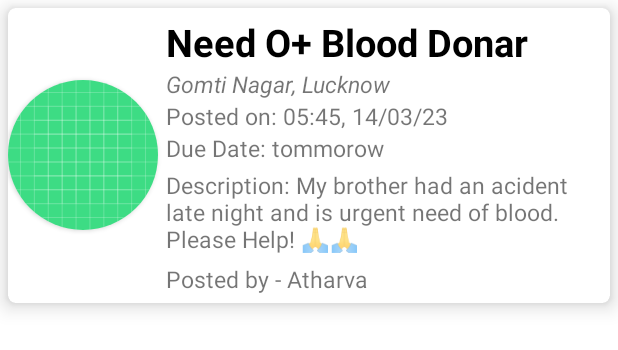
After one commit to AndroidLord/BloodLink, an Android app: the layout patient_recycler_item.xml on its own in the app's theme, with its tools: preview values and no code run, on a phone screen of 412 x 824 dp. The commit adds this screen. Shown: the top 350 px of the screen. Run offline under Robolectric (Android 15) with nearby library versions, the phone set to English and light mode, and no system bars.

Commit message:
adding Recycler View with dummy data

```diff
--- a/app/src/main/java/com/example/bloodlink/CreateActivity.java
+++ b/app/src/main/java/com/example/bloodlink/CreateActivity.java
@@ -126,7 +126,7 @@ public class CreateActivity extends AppCompatActivity {
                                                     userModel.setUserName(task.getResult().getString("userName"));
                                                     userModel.setEmailId(task.getResult().getString("userEmail"));
 
-                                                    //startActivity(new Intent(CreateActivity.this,LoginActivity.class));
+                                                    startActivity(new Intent(CreateActivity.this,MainActivity.class));
 
                                                 }
                                             }
--- /dev/null
+++ b/app/src/main/res/layout/patient_recycler_item.xml
@@ -0,0 +1,96 @@
+<?xml version="1.0" encoding="utf-8"?>
+<androidx.cardview.widget.CardView xmlns:android="http://schemas.android.com/apk/res/android"
+    android:layout_width="match_parent"
+    android:layout_height="wrap_content"
+    android:layout_margin="5dp"
+    app:cardElevation="8dp"
+    app:cardCornerRadius="5dp"
+    xmlns:app="http://schemas.android.com/apk/res-auto">
+
+    <LinearLayout
+            android:layout_width="match_parent"
+            android:layout_height="wrap_content">
+
+            <androidx.cardview.widget.CardView
+                android:layout_width="wrap_content"
+                android:layout_height="wrap_content"
+                android:layout_gravity="center"
+                app:cardCornerRadius="50dp">
+
+                <ImageView
+                    android:id="@+id/imageView_item"
+                    android:layout_width="100dp"
+                    android:layout_height="100dp"
+                    android:background="@drawable/ic_launcher_background"
+                    android:contentDescription="Image profile"
+                    />
+
+            </androidx.cardview.widget.CardView>
+
+            <LinearLayout
+                android:layout_width="match_parent"
+                android:layout_height="wrap_content"
+                android:layout_margin="5dp"
+                android:orientation="vertical">
+
+                <TextView
+                    android:id="@+id/patient_title_item"
+                    android:layout_width="match_parent"
+                    android:layout_height="wrap_content"
+                    android:text="Need O+ Blood Donar"
+                    android:textSize="25dp"
+                    android:textStyle="bold"
+                    android:textColor="@color/black"/>
+
+                <TextView
+                    android:id="@+id/location_item"
+                    android:layout_width="match_parent"
+                    android:layout_height="wrap_content"
+                    android:text="Gomti Nagar, Lucknow"
+                    android:textSize="15sp"
+                    android:textStyle="italic"
+                    />
+                <TextView
+                    android:id="@+id/postedOn_item"
+                    android:layout_width="match_parent"
+                    android:layout_height="wrap_content"
+                    android:text="Posted on: 05:45, 14/03/23"
+                    android:textSize="15sp"
+                    />
+
+                <TextView
+                    android:id="@+id/dueTime_item"
+                    android:layout_width="match_parent"
+                    android:layout_height="wrap_content"
+                    android:text="Due Date: tommorow"
+                    android:textSize="15sp"
+                    />
+                <TextView
+                    android:layout_marginTop="3dp"
+                    android:id="@+id/description_item"
+                    android:layout_width="match_parent"
+                    android:layout_height="wrap_content"
+                    android:text="Description: My brother had an acident late night and is urgent need of blood. Please Help! 🙏🙏"
+                    android:maxLines="3"
+                    android:textSize="15sp"
+                    />
+
+                <TextView
+                    android:id="@+id/author_item"
+                    android:layout_marginTop="5dp"
+                    android:layout_width="match_parent"
+                    android:layout_height="wrap_content"
+                    android:text="Posted by - Atharva"
+                    android:textSize="15sp"
+                    android:textStyle="normal"
+                    />
+
+            </LinearLayout>
+
+
+
+
+
+        </LinearLayout>
+
+</androidx.cardview.widget.CardView>
--- a/app/src/main/res/values/colors.xml
+++ b/app/src/main/res/values/colors.xml
@@ -1,6 +1,7 @@
 <?xml version="1.0" encoding="utf-8"?>
 <resources>
     <color name="purple_200">#FFBB86FC</color>
+    <color name="grey">#645F6A</color>
     <color name="purple_500">#FF6200EE</color>
     <color name="purple_700">#FF3700B3</color>
     <color name="teal_200">#FF03DAC5</color>
```
Also changed, not shown: app/src/main/java/com/example/bloodlink/MainActivity.java (+31 -7 lines), app/src/main/java/com/example/bloodlink/adaptors/PatientRecyclerAdaptor.java (added, +79 -0 lines), app/src/main/java/com/example/bloodlink/model/PatientModel.java (added, +103 -0 lines), app/src/main/res/drawable/round_circle_background.xml (added, +8 -0 lines), app/src/main/res/layout/activity_main.xml (+5 -8 lines).
